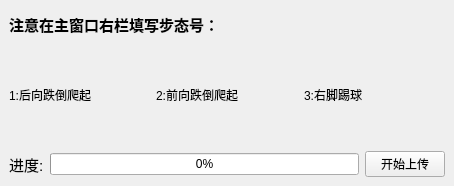
First picture: the form in gaitupload.ui, repository BronWang/SpecialGait, before the edit.
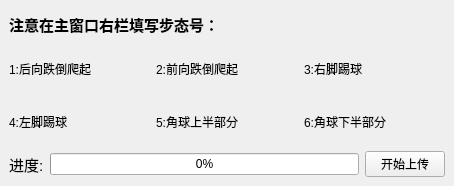
Second picture: the form after the edit.

```diff
--- a/gaitupload.ui
+++ b/gaitupload.ui
@@ -42,25 +42,46 @@
      </widget>
     </item>
     <item>
-     <layout class="QHBoxLayout" name="horizontalLayout">
-      <item>
+     <layout class="QGridLayout" name="gridLayout">
+      <item row="0" column="2">
+       <widget class="QLabel" name="label_4">
+        <property name="text">
+         <string>3:右脚踢球</string>
+        </property>
+       </widget>
+      </item>
+      <item row="0" column="0">
        <widget class="QLabel" name="label_2">
         <property name="text">
          <string>1:后向跌倒爬起</string>
         </property>
        </widget>
       </item>
-      <item>
+      <item row="0" column="1">
        <widget class="QLabel" name="label_3">
         <property name="text">
          <string>2:前向跌倒爬起</string>
         </property>
        </widget>
       </item>
-      <item>
-       <widget class="QLabel" name="label_4">
+      <item row="1" column="0">
+       <widget class="QLabel" name="label_6">
         <property name="text">
-         <string>3:右脚踢球</string>
+         <string>4:左脚踢球</string>
+        </property>
+       </widget>
+      </item>
+      <item row="1" column="1">
+       <widget class="QLabel" name="label_7">
+        <property name="text">
+         <string>5:角球上半部分</string>
+        </property>
+       </widget>
+      </item>
+      <item row="1" column="2">
+       <widget class="QLabel" name="label_8">
+        <property name="text">
+         <string>6:角球下半部分</string>
         </property>
        </widget>
       </item>
```
